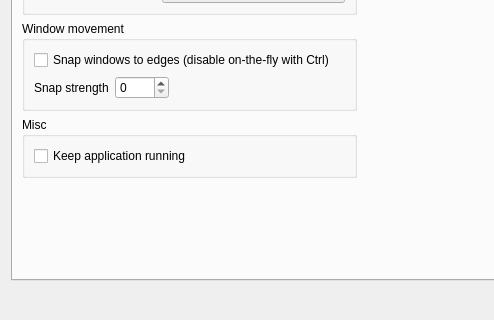
Helios-vmg/Borderless, file src/OptionsDialog.ui: the form before one commit; both pictures show x 0 to 494 and y 174 to 494 of the 713 by 494 pixel window.
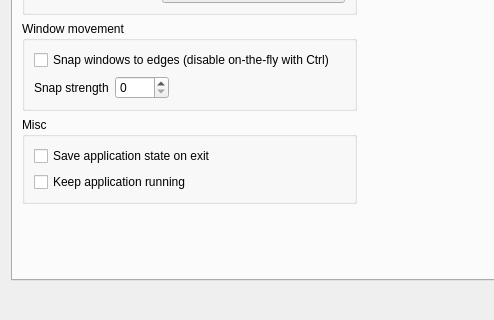
The form after the commit. Custom widgets are drawn as their Qt base class.

Commit message: Added "save state on exit" setting.

Diff of the .ui file:
```diff
--- a/src/OptionsDialog.ui
+++ b/src/OptionsDialog.ui
@@ -196,6 +196,13 @@
               <string>Misc</string>
              </property>
              <layout class="QVBoxLayout" name="verticalLayout_7">
+              <item>
+               <widget class="QCheckBox" name="save_state_on_exit_cb">
+                <property name="text">
+                 <string>Save application state on exit</string>
+                </property>
+               </widget>
+              </item>
               <item>
                <widget class="QCheckBox" name="keep_application_running_cb">
                 <property name="toolTip">
```
The commit also changes 5 other files.
